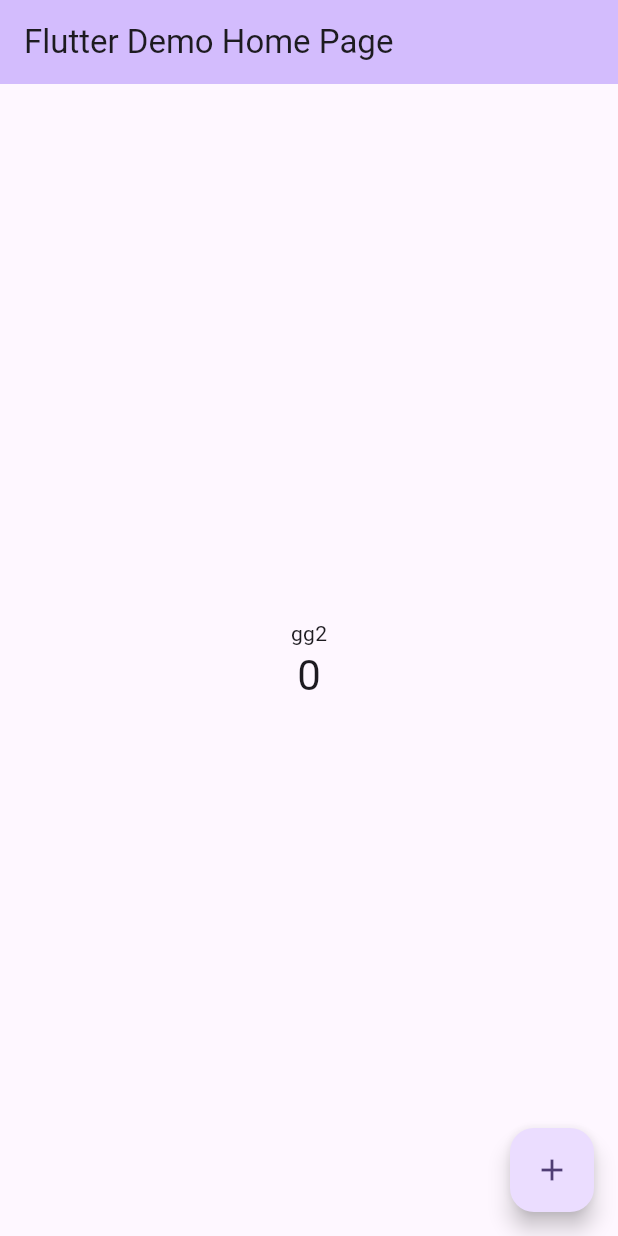
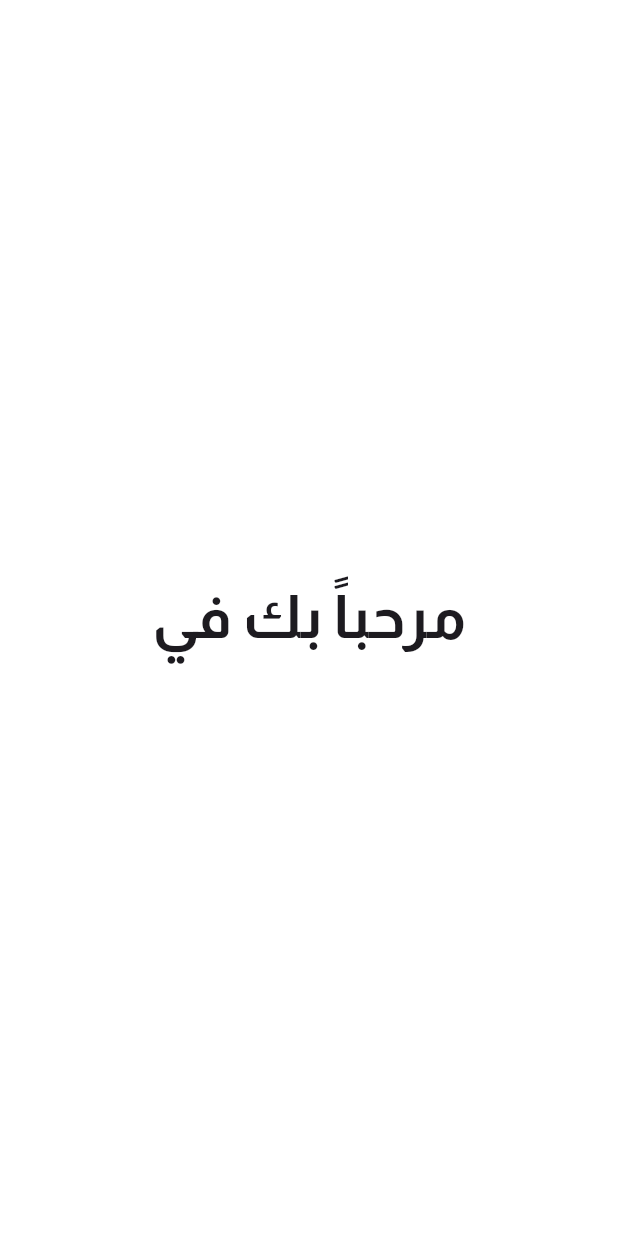
Before and after one commit to E-commerce-CS22/Flutter-app, a Flutter app: the screen it shows after launch, on a phone screen of 412 x 824 dp. Run offline on Flutter 3.47's test engine with Material 3 defaults, Android fonts, the phone set to English and light mode, and no system bars; our stand-ins replace flutter_bloc, flutter_svg, get_it.

```diff
--- /dev/null
+++ b/lib/core/configs/assets/app_images.dart
@@ -0,0 +1,6 @@
+class AppImages {
+
+  static const basePath = 'assets/images/';
+  static const profile = '${basePath}profile.png';
+  static const orderPlaced = '${basePath}order_placed.png';
+}
--- a/lib/features/authentication/presentation/pages/login_page.dart
+++ b/lib/features/authentication/presentation/pages/login_page.dart
@@ -0,0 +1,23 @@
+import 'package:flutter/cupertino.dart';
+import 'package:flutter/material.dart';
+
+class loginPage extends StatelessWidget {
+  const loginPage({super.key});
+
+  @override
+  Widget build(BuildContext context) {
+    return Scaffold(
+      body: Center(
+        child: Container(
+          child: const Text(
+            'مرحباً بك في',
+            style: TextStyle(
+              fontSize: 40,
+              fontWeight: FontWeight.w700,
+            ),
+          ),
+        ),
+      ),
+    );
+  }
+}
--- /dev/null
+++ b/lib/features/splash/presentation/blocs/splash_state.dart
@@ -0,0 +1,7 @@
+abstract class SplashState {}
+
+class DisplaySplash extends SplashState {}
+
+class Authenticated extends SplashState {}
+
+class UnAuthenticated extends SplashState {}
--- a/lib/main.dart
+++ b/lib/main.dart
@@ -1,4 +1,9 @@
 import 'package:flutter/material.dart';
+import 'package:flutter_bloc/flutter_bloc.dart';
+import 'package:smartstore/core/configs/theme/app_theme.dart';
+
+import 'features/splash/presentation/blocs/splash_cubit.dart';
+import 'features/splash/presentation/pages/splash.dart';
 
 void main() {
   runApp(const MyApp());
@@ -11,116 +16,14 @@ class MyApp extends StatelessWidget {
   // This widget is the root of your application.
   @override
   Widget build(BuildContext context) {
-    return MaterialApp(
-      title: 'Flutter Demo',
-      theme: ThemeData(
-        // This is the theme of your application.
-        //
-        // TRY THIS: Try running your application with "flutter run". You'll see
-        // the application has a purple toolbar. Then, without quitting the app,
-        // try changing the seedColor in the colorScheme below to Colors.green
-        // and then invoke "hot reload" (save your changes or press the "hot
-        // reload" button in a Flutter-supported IDE, or press "r" if you used
-        // the command line to start the app).
-        //
-        // Notice that the counter didn't reset back to zero; the application
-        // state is not lost during the reload. To reset the state, use hot
-        // restart instead.
-        //
-        // This works for code too, not just values: Most code changes can be
-        // tested with just a hot reload.
-        colorScheme: ColorScheme.fromSeed(seedColor: Colors.deepPurple),
-        useMaterial3: true,
+    return BlocProvider(
+      create: (context) => SplashCubit()..appStarted(),
+      child: MaterialApp(
+          title: 'Flutter Demo',
+          theme: AppTheme.appTheme,
+          debugShowCheckedModeBanner: false,
+          home: const SplashPage()
       ),
-      home: const MyHomePage(title: 'Flutter Demo Home Page'),
     );
   }
 }
-
-class MyHomePage extends StatefulWidget {
-  const MyHomePage({super.key, required this.title});
-
-  // This widget is the home page of your application. It is stateful, meaning
-  // that it has a State object (defined below) that contains fields that affect
-  // how it looks.
-
-  // This class is the configuration for the state. It holds the values (in this
-  // case the title) provided by the parent (in this case the App widget) and
-  // used by the build method of the State. Fields in a Widget subclass are
-  // always marked "final".
-
-  final String title;
-
-  @override
-  State<MyHomePage> createState() => _MyHomePageState();
-}
-
-class _MyHomePageState extends State<MyHomePage> {
-  int _counter = 0;
-
-  void _incrementCounter() {
-    setState(() {
-      // This call to setState tells the Flutter framework that something has
-      // changed in this State, which causes it to rerun the build method below
-      // so that the display can reflect the updated values. If we changed
-      // _counter without calling setState(), then the build method would not be
-      // called again, and so nothing would appear to happen.
-      _counter++;
-    });
-  }
-
-  @override
-  Widget build(BuildContext context) {
-    // This method is rerun every time setState is called, for instance as done
-    // by the _incrementCounter method above.
-    //
-    // The Flutter framework has been optimized to make rerunning build methods
-    // fast, so that you can just rebuild anything that needs updating rather
-    // than having to individually change instances of widgets.
-    return Scaffold(
-      appBar: AppBar(
-        // TRY THIS: Try changing the color here to a specific color (to
-        // Colors.amber, perhaps?) and trigger a hot reload to see the AppBar
-        // change color while the other colors stay the same.
-        backgroundColor: Theme.of(context).colorScheme.inversePrimary,
-        // Here we take the value from the MyHomePage object that was created by
-        // the App.build method, and use it to set our appbar title.
-        title: Text(widget.title),
-      ),
-      body: Center(
-        // Center is a layout widget. It takes a single child and positions it
-        // in the middle of the parent.
-        child: Column(
-          // Column is also a layout widget. It takes a list of children and
-          // arranges them vertically. By default, it sizes itself to fit its
-          // children horizontally, and tries to be as tall as its parent.
-          //
-          // Column has various properties to control how it sizes itself and
-          // how it positions its children. Here we use mainAxisAlignment to
-          // center the children vertically; the main axis here is the vertical
-          // axis because Columns are vertical (the cross axis would be
-          // horizontal).
-          //
-          // TRY THIS: Invoke "debug painting" (choose the "Toggle Debug Paint"
-          // action in the IDE, or press "p" in the console), to see the
-          // wireframe for each widget.
-          mainAxisAlignment: MainAxisAlignment.center,
-          children: <Widget>[
-            const Text(
-              'gg2',
-            ),
-            Text(
-              '$_counter',
-              style: Theme.of(context).textTheme.headlineMedium,
-            ),
-          ],
-        ),
-      ),
-      floatingActionButton: FloatingActionButton(
-        onPressed: _incrementCounter,
-        tooltip: 'Increment',
-        child: const Icon(Icons.add),
-      ), // This trailing comma makes auto-formatting nicer for build methods.
-    );
-  }
-}
```
Also changed, not shown: lib/common/helper/navigator/app_navigator.dart (added, +26 -0 lines), lib/core/configs/assets/app_vectors.dart (added, +11 -0 lines), lib/features/splash/presentation/blocs/splash_cubit.dart (added, +21 -0 lines), lib/features/splash/presentation/pages/splash.dart (added, +44 -0 lines), lib/service_locator.dart (added, +18 -0 lines), pubspec.yaml (+23 -62 lines), pubspec.lock.
